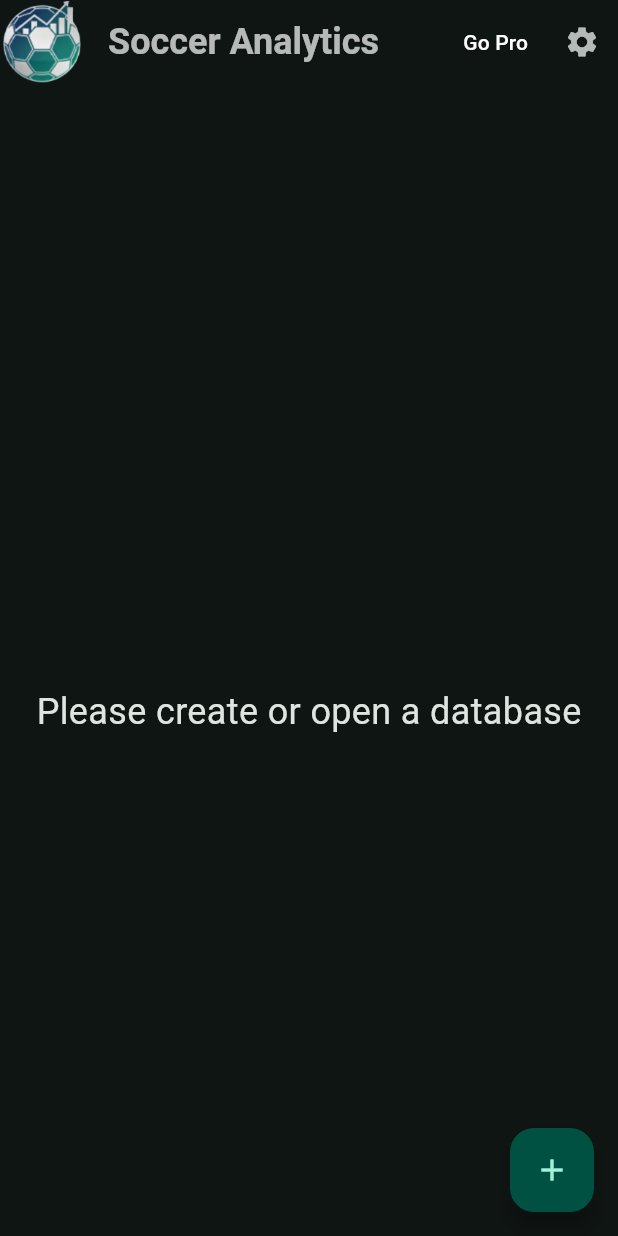
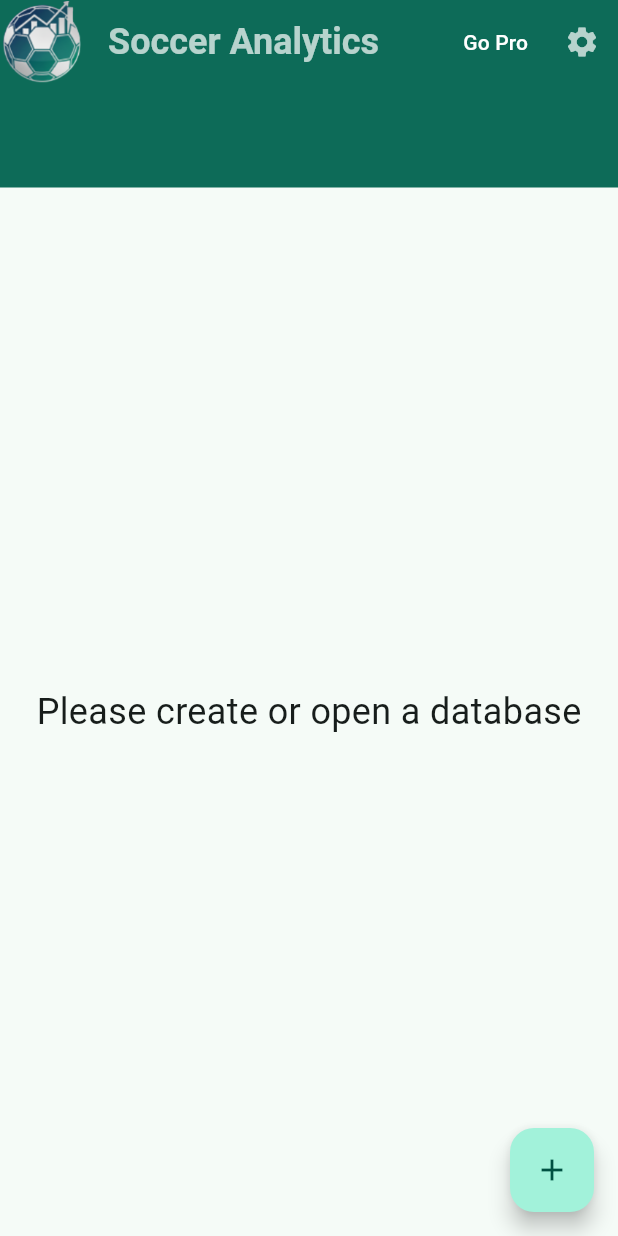
Before and after one commit to toddtarbox/team_sync, a Flutter app: the screen it shows after launch, on a phone screen of 412 x 824 dp. Run offline on Flutter 3.47's test engine with Material 3 defaults, Android fonts, the phone set to English and light mode, and no system bars; our stand-ins replace auto_size_text, cloud_firestore, equatable, file_picker, firebase_auth, firebase_core and 4 more; missing offline and left inert: change_case, dart_twitter_api, eventify, purchases_flutter, purchases_ui_flutter; accounts and stored records are empty.

Commit message:
More l10n work

```diff
--- a/lib/l10n/app_localizations.dart
+++ b/lib/l10n/app_localizations.dart
@@ -340,6 +340,18 @@ abstract class AppLocalizations {
   /// **'Final'**
   String get finalText;
 
+  /// No description provided for @finalOTText.
+  ///
+  /// In en, this message translates to:
+  /// **'Final OT'**
+  String get finalOTText;
+
+  /// No description provided for @finalPKsText.
+  ///
+  /// In en, this message translates to:
+  /// **'Final PKs'**
+  String get finalPKsText;
+
   /// No description provided for @areYouSureYouWantToDeleteThisEvent.
   ///
   /// In en, this message translates to:
@@ -471,6 +483,102 @@ abstract class AppLocalizations {
   /// In en, this message translates to:
   /// **'Post Season Stats'**
   String get postSeasonStats;
+
+  /// No description provided for @noPlayersFound.
+  ///
+  /// In en, this message translates to:
+  /// **'No players found'**
+  String get noPlayersFound;
+
+  /// No description provided for @shots.
+  ///
+  /// In en, this message translates to:
+  /// **'Shots'**
+  String get shots;
+
+  /// No description provided for @shotsOnGoal.
+  ///
+  /// In en, this message translates to:
+  /// **'Shots on Goal'**
+  String get shotsOnGoal;
+
+  /// No description provided for @goals.
+  ///
+  /// In en, this message translates to:
+  /// **'Goals'**
+  String get goals;
+
+  /// No description provided for @assists.
+  ///
+  /// In en, this message translates to:
+  /// **'Assists'**
+  String get assists;
+
+  /// No description provided for @offside.
+  ///
+  /// In en, this message translates to:
+  /// **'Offside'**
+  String get offside;
+
+  /// No description provided for @fouls.
+  ///
+  /// In en, this message translates to:
+  /// **'Fouls'**
+  String get fouls;
+
+  /// No description provided for @corners.
+  ///
+  /// In en, this message translates to:
+  /// **'Corners'**
+  String get corners;
+
+  /// No description provided for @yellowCards.
+  ///
+  /// In en, this message translates to:
+  /// **'Yellow Cards'**
+  String get yellowCards;
+
+  /// No description provided for @redCards.
+  ///
+  /// In en, this message translates to:
+  /// **'Red Cards'**
+  String get redCards;
+
+  /// No description provided for @saves.
+  ///
+  /// In en, this message translates to:
+  /// **'Saves'**
+  String get saves;
+
+  /// No description provided for @season.
+  ///
+  /// In en, this message translates to:
+  /// **'Season'**
+  String get season;
+
+  /// No description provided for @importingDatabase.
+  ///
+  /// In en, this message translates to:
+  /// **'Importing database...'**
+  String get importingDatabase;
+
+  /// No description provided for @databaseAlreadyExists.
+  ///
+  /// In en, this message translates to:
+  /// **'A cloud database with this name already exists.'**
+  String get databaseAlreadyExists;
+
+  /// No description provided for @databaseImported.
+  ///
+  /// In en, this message translates to:
+  /// **'Database imported successfully!'**
+  String get databaseImported;
+
+  /// No description provided for @databaseImportInProgress.
+  ///
+  /// In en, this message translates to:
+  /// **'Database import still in progress...'**
+  String get databaseImportInProgress;
 }
 
 class _AppLocalizationsDelegate
--- a/lib/main.dart
+++ b/lib/main.dart
@@ -28,7 +28,6 @@ class MyApp extends StatelessWidget {
         useMaterial3: true,
         colorScheme: ColorScheme.fromSeed(
           seedColor: const Color.fromRGBO(22, 148, 123, 1),
-          brightness: Brightness.dark,
         ),
         cardTheme: const CardThemeData(
           elevation: 4.0,
--- a/lib/widgets/home_page.dart
+++ b/lib/widgets/home_page.dart
@@ -293,14 +293,15 @@ class _HomePageState extends State<HomePage> {
           if (_isImporting)
             Container(
               color: Colors.black.withOpacity(0.5),
-              child: const Center(
+              child: Center(
                 child: Column(
                   mainAxisAlignment: MainAxisAlignment.center,
                   children: [
-                    CircularProgressIndicator(),
-                    SizedBox(height: 16),
-                    Text('Importing database...',
-                        style: TextStyle(color: Colors.white, fontSize: 16)),
+                    const CircularProgressIndicator(),
+                    const SizedBox(height: 16),
+                    Text(AppLocalizations.of(context)!.importingDatabase,
+                        style:
+                            const TextStyle(color: Colors.white, fontSize: 16)),
                   ],
                 ),
               ),
@@ -491,8 +492,9 @@ class _HomePageState extends State<HomePage> {
         if (existingDB != null) {
           if (await DatabaseService.instance
               .exists(existingDB.split('/').last)) {
-            scaffoldMessenger.showSnackBar(const SnackBar(
-              content: Text('A cloud database with this name already exists.'),
+            scaffoldMessenger.showSnackBar(SnackBar(
+              content:
+                  Text(AppLocalizations.of(context)!.databaseAlreadyExists),
               backgroundColor: Colors.red,
             ));
             return;
@@ -509,8 +511,8 @@ class _HomePageState extends State<HomePage> {
             const storage = FlutterSecureStorage();
             await storage.write(key: 'last_db_used_path', value: dbName);
             await _openDatabase();
-            scaffoldMessenger.showSnackBar(const SnackBar(
-              content: Text('Database imported successfully!'),
+            scaffoldMessenger.showSnackBar(SnackBar(
+              content: Text(AppLocalizations.of(context)!.databaseImported),
               backgroundColor: Colors.green,
             ));
           } catch (e) {
@@ -640,8 +642,9 @@ class _HomePageState extends State<HomePage> {
         final wasOpened = await DatabaseService.instance.open(databasePath);
         if (!wasOpened) {
           // The database is still being imported, show a message.
-          ScaffoldMessenger.of(context).showSnackBar(const SnackBar(
-            content: Text('Database import still in progress...'),
+          ScaffoldMessenger.of(context).showSnackBar(SnackBar(
+            content:
+                Text(AppLocalizations.of(context)!.databaseImportInProgress),
           ));
           return;
         }
```
Also changed, not shown: lib/l10n/app_en.arb (+19 -1 lines), lib/l10n/app_localizations_en.dart (+55 -0 lines), lib/widgets/responsive/mobile/mobile_game_page.dart (+10 -3 lines), lib/widgets/responsive/views/game_view.dart (+10 -12 lines).
